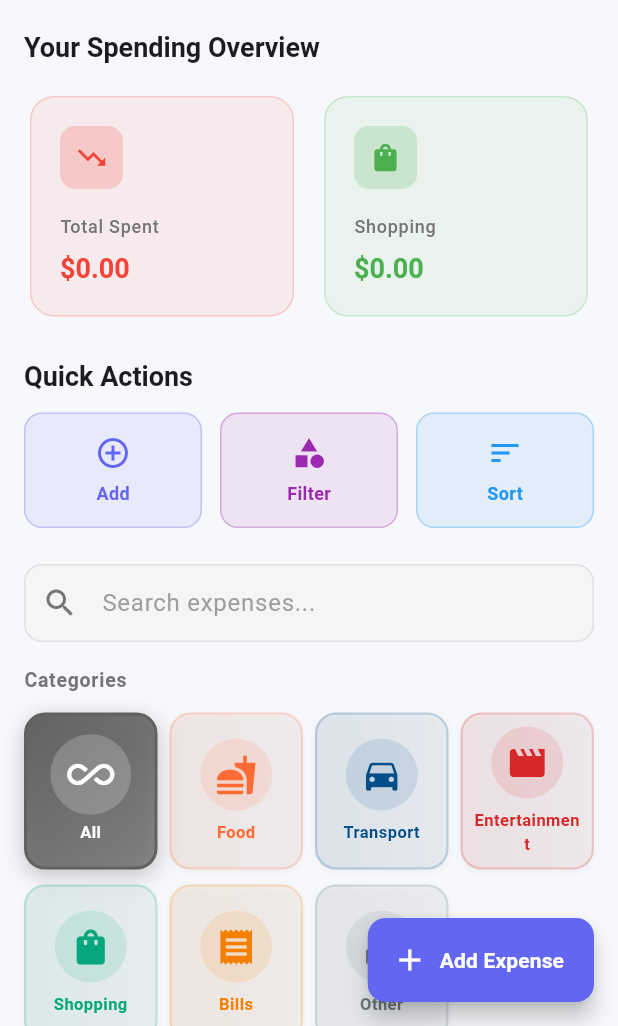
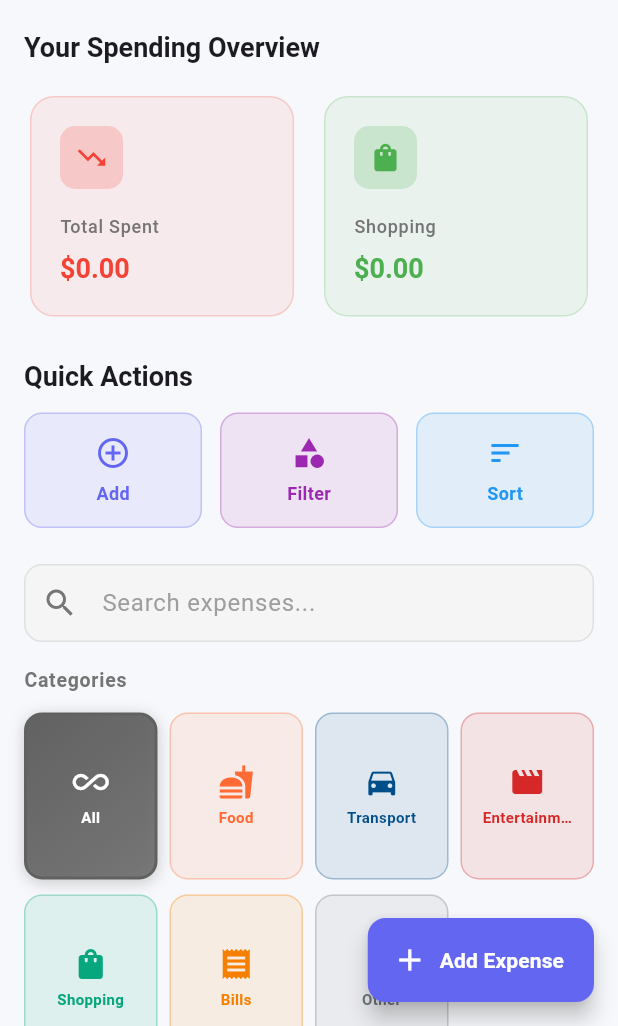
Before and after one commit to Nahidliton/flutter_final_project, a Flutter app: the screen it shows after launch, on a phone screen of 412 x 824 dp, the part 210-1236 px from its top. Run offline on Flutter 3.47's test engine with Material 3 defaults, Android fonts, the light colour scheme and no system bars; our stand-ins replace cloud_firestore, firebase_core; accounts and stored records are empty.

Commit message:
feat(ui): implement 3-stage category cards with icons in 4-column grid layout

```diff
--- a/final_project_mobile_app/lib/screens/home_screen.dart
+++ b/final_project_mobile_app/lib/screens/home_screen.dart
@@ -5,8 +5,7 @@ import 'package:provider/provider.dart';
 import 'package:intl/intl.dart';
 import '../providers/expense_provider.dart';
 import '../widgets/expense_card.dart';
-import '../widgets/category_filter_chip.dart';
-import '../widgets/category_display_card.dart';
+import '../widgets/simple_category_card.dart';
 import '../widgets/stats_card.dart';
 import 'add_edit_expense_screen.dart';
 import '../utils/constants.dart';
@@ -527,9 +526,9 @@ class _HomeScreenState extends State<HomeScreen> {
           physics: const NeverScrollableScrollPhysics(),
           mainAxisSpacing: 10,
           crossAxisSpacing: 8,
-          childAspectRatio: 0.85,
+          childAspectRatio: 0.8,
           children: [
-            CategoryDisplayCard(
+            SimpleCategoryCard(
               label: 'All',
               icon: Icons.all_inclusive,
               color: Colors.grey.shade700,
@@ -537,7 +536,7 @@ class _HomeScreenState extends State<HomeScreen> {
               onTap: () => provider.setCategoryFilter(null),
             ),
             ...kExpenseCategories.map((category) {
-              return CategoryDisplayCard(
+              return SimpleCategoryCard(
                 label: category,
                 icon: kCategoryIcons[category]!,
                 color: kCategoryColors[category]!,
--- /dev/null
+++ b/final_project_mobile_app/lib/widgets/simple_category_card.dart
@@ -0,0 +1,68 @@
+// lib/widgets/simple_category_card.dart
+
+import 'package:flutter/material.dart';
+
+class SimpleCategoryCard extends StatelessWidget {
+  final String label;
+  final IconData icon;
+  final Color color;
+  final bool isSelected;
+  final VoidCallback onTap;
+
+  const SimpleCategoryCard({
+    required this.label,
+    required this.icon,
+    required this.color,
+    required this.isSelected,
+    required this.onTap,
+    super.key,
+  });
+
+  @override
+  Widget build(BuildContext context) {
+    return GestureDetector(
+      onTap: onTap,
+      child: AnimatedContainer(
+        duration: const Duration(milliseconds: 200),
+        padding: const EdgeInsets.all(12),
+        decoration: BoxDecoration(
+          gradient: isSelected
+              ? LinearGradient(
+                  colors: [color, color.withOpacity(0.8)],
+                  begin: Alignment.topLeft,
+                  end: Alignment.bottomRight,
+                )
+              : null,
+          color: !isSelected ? color.withOpacity(0.1) : null,
+          borderRadius: BorderRadius.circular(12),
+          border: Border.all(
+            color: isSelected ? color : color.withOpacity(0.3),
+            width: isSelected ? 2 : 1,
+          ),
+          boxShadow: isSelected
+              ? [BoxShadow(color: color.withOpacity(0.3), blurRadius: 8, offset: const Offset(0, 2))]
+              : [],
+        ),
+        child: Column(
+          mainAxisAlignment: MainAxisAlignment.center,
+          mainAxisSize: MainAxisSize.min,
+          children: [
+            Icon(icon, size: 24, color: isSelected ? Colors.white : color),
+            const SizedBox(height: 4),
+            Text(
+              label,
+              textAlign: TextAlign.center,
+              maxLines: 1,
+              overflow: TextOverflow.ellipsis,
+              style: TextStyle(
+                fontSize: 10,
+                fontWeight: FontWeight.w700,
+                color: isSelected ? Colors.white : color,
+              ),
+            ),
+          ],
+        ),
+      ),
+    );
+  }
+}
```
